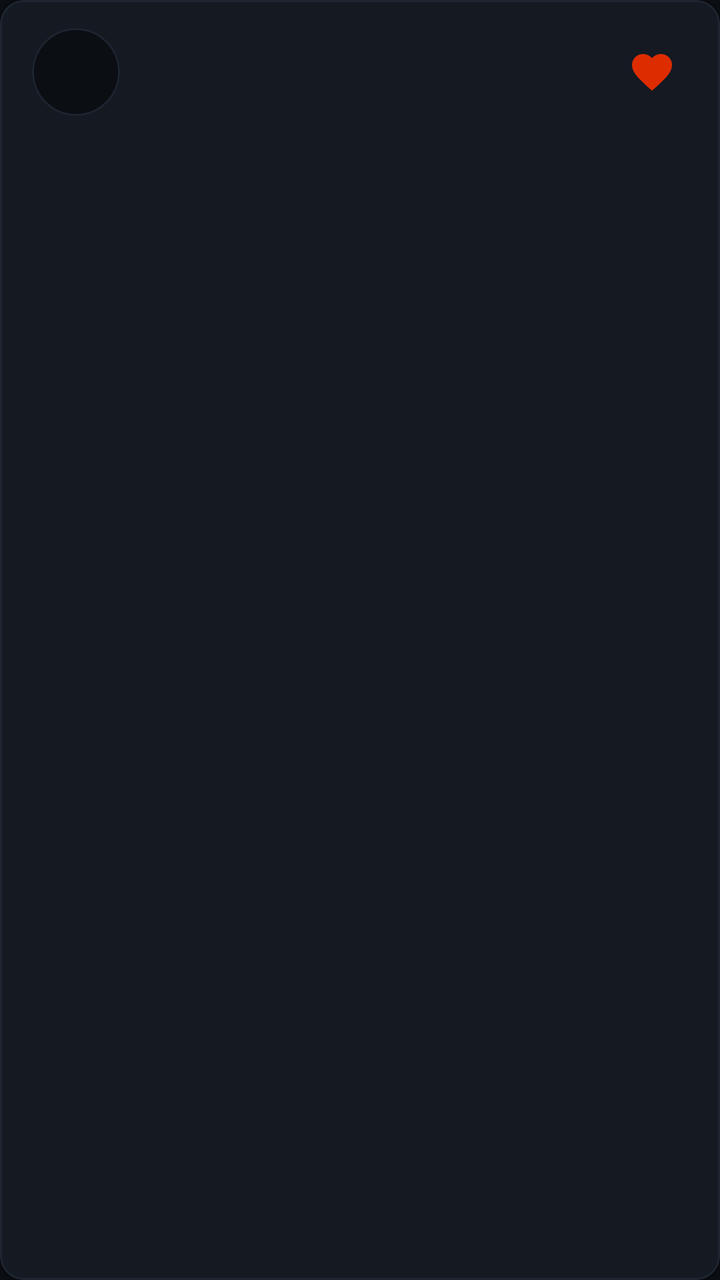
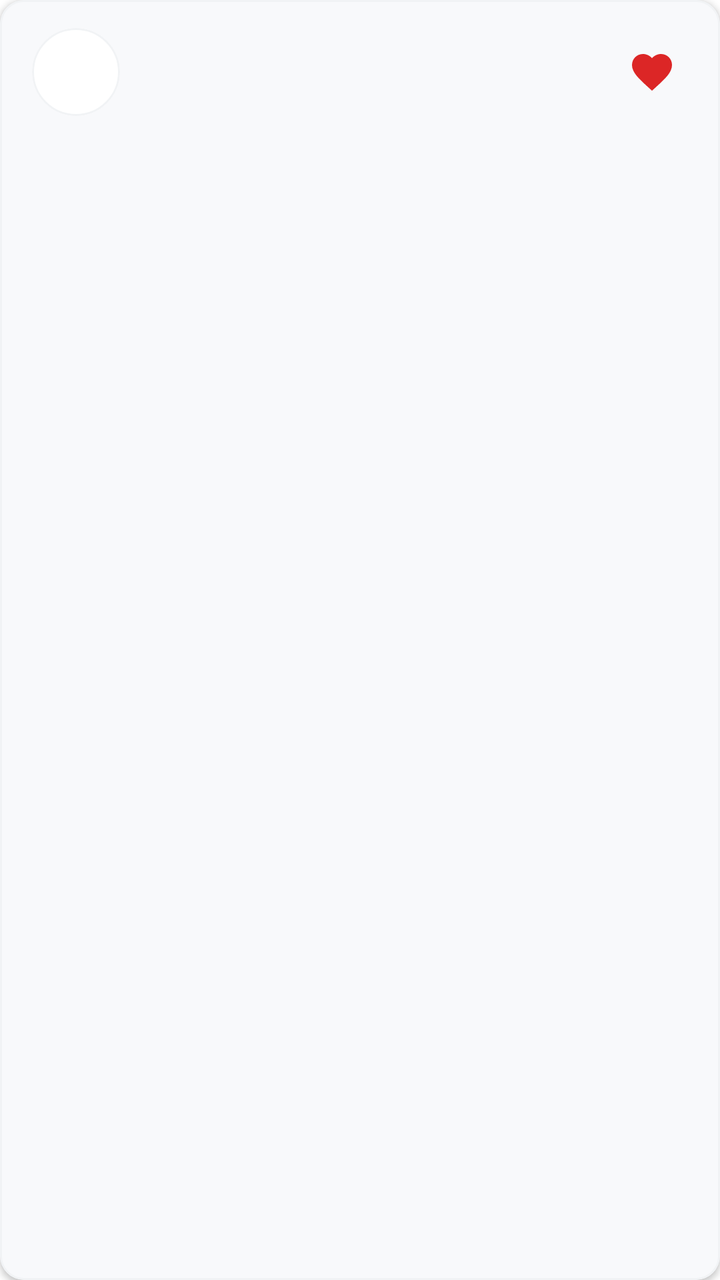

An Android layout rendered at two revisions. The XML below is the earlier revision; the diff shows what the commit changed to produce the second picture.
<!-- AndroidManifest.xml: application theme Theme.MyApplication -->
<!-- res/layout/item_favorite_list.xml -->
<?xml version="1.0" encoding="utf-8"?>
<com.google.android.material.card.MaterialCardView xmlns:android="http://schemas.android.com/apk/res/android"
    xmlns:app="http://schemas.android.com/apk/res-auto"
    android:layout_width="match_parent"
    android:layout_height="wrap_content"
    android:layout_marginBottom="8dp"
    app:cardBackgroundColor="@color/card_dark"
    app:cardCornerRadius="12dp"
    app:cardElevation="2dp"
    app:strokeColor="@color/divider_dark"
    app:strokeWidth="1dp">

    <LinearLayout
        android:layout_width="match_parent"
        android:layout_height="72dp"
        android:gravity="center_vertical"
        android:orientation="horizontal"
        android:paddingHorizontal="16dp">

        
        <com.google.android.material.card.MaterialCardView
            android:layout_width="44dp"
            android:layout_height="44dp"
            app:cardCornerRadius="22dp"
            app:cardElevation="0dp"
            app:strokeColor="@color/divider_dark"
            app:strokeWidth="1dp"
            app:cardBackgroundColor="@color/bg_dark">

            <ImageView
                android:id="@+id/ivRowLogo"
                android:layout_width="28dp"
                android:layout_height="28dp"
                android:layout_gravity="center"
                android:scaleType="fitCenter" />

        </com.google.android.material.card.MaterialCardView>

        
        <LinearLayout
            android:layout_width="0dp"
            android:layout_height="wrap_content"
            android:layout_marginStart="16dp"
            android:layout_weight="1"
            android:orientation="vertical">

            <TextView
                android:id="@+id/tvRowTitle"
                android:layout_width="wrap_content"
                android:layout_height="wrap_content"
                android:textColor="@color/text_white"
                android:textSize="15sp"
                android:textStyle="bold" />

            <TextView
                android:id="@+id/tvRowSubtitle"
                android:layout_width="wrap_content"
                android:layout_height="wrap_content"
                android:layout_marginTop="2dp"
                android:textColor="@color/text_muted"
                android:textSize="12sp" />

        </LinearLayout>

        
        <ImageView
            android:id="@+id/btnRowUnfavorite"
            android:layout_width="36dp"
            android:layout_height="36dp"
            android:background="?attr/selectableItemBackgroundBorderless"
            android:contentDescription="Remove from favorites"
            android:padding="6dp"
            android:src="@drawable/ic_favorite"
            app:tint="@color/card_red" />

    </LinearLayout>

</com.google.android.material.card.MaterialCardView>
<!-- resources referenced by this layout -->
<resources>
  <color name="bg_dark">#0B0E13</color>
  <color name="card_dark">#141922</color>
  <color name="card_red">#DD2C00</color>
  <color name="divider_dark">#1E2530</color>
  <color name="text_muted">#9AA4B2</color>
  <color name="text_white">#FFFFFF</color>
  <!-- drawable ic_favorite (drawable) -->
  <vector xmlns:android="http://schemas.android.com/apk/res/android"
      android:width="24dp"
      android:height="24dp"
      android:viewportWidth="24"
      android:viewportHeight="24">
    <path
        android:fillColor="#FF00C853"
        android:pathData="M12,21.35l-1.45,-1.32C5.4,15.36 2,12.28 2,8.5 2,5.42 4.42,3 7.5,3c1.74,0 3.41,0.81 4.5,2.09C13.09,3.81 14.76,3 16.5,3 19.58,3 22,5.42 22,8.5c0,3.78 -3.4,6.86 -8.55,11.54L12,21.35z"/>
  </vector>
  <style name="Theme.MyApplication" parent="Theme.MaterialComponents.NoActionBar">
          
          <item name="colorPrimary">@color/accent_green</item>
          <item name="colorPrimaryVariant">@color/bg_dark</item>
          <item name="colorOnPrimary">@color/white</item>
          
          <item name="colorSecondary">@color/accent_green_secondary</item>
          <item name="colorSecondaryVariant">@color/accent_green</item>
          <item name="colorOnSecondary">@color/black</item>
          
          <item name="android:statusBarColor">@color/bg_dark</item>
          <item name="android:windowBackground">@color/bg_dark</item>
          <item name="android:navigationBarColor">@color/bg_dark</item>
          
          <item name="android:textColor">@color/text_white</item>
          <item name="android:textColorSecondary">@color/text_muted</item>
      </style>
  <color name="accent_green">#00C853</color>
  <color name="white">#FFFFFFFF</color>
  <color name="accent_green_secondary">#00E676</color>
  <color name="black">#FF000000</color>
</resources>

<!-- the commit's change to res/layout/item_favorite_list.xml (unified diff, before → after) -->
@@ -25,7 +25,7 @@
             app:cardElevation="0dp"
             app:strokeColor="@color/divider_dark"
             app:strokeWidth="1dp"
-            app:cardBackgroundColor="@color/bg_dark">
+            app:cardBackgroundColor="@color/bg_light">
 
             <ImageView
                 android:id="@+id/ivRowLogo"
<!-- resource entries referenced after the edit -->
@@ -1,11 +1,11 @@
 <!-- resources referenced by this layout -->
 <resources>
-  <color name="bg_dark">#0B0E13</color>
-  <color name="card_dark">#141922</color>
-  <color name="card_red">#DD2C00</color>
-  <color name="divider_dark">#1E2530</color>
-  <color name="text_muted">#9AA4B2</color>
-  <color name="text_white">#FFFFFF</color>
+  <color name="bg_light">@color/background</color>
+  <color name="card_dark">@color/surface</color>
+  <color name="card_red">@color/colorError</color>
+  <color name="divider_dark">@color/divider</color>
+  <color name="text_muted">@color/textSecondary</color>
+  <color name="text_white">@color/textPrimary</color>
   <!-- drawable ic_favorite (drawable) -->
   <vector xmlns:android="http://schemas.android.com/apk/res/android"
       android:width="24dp"
@@ -16,26 +16,40 @@
         android:fillColor="#FF00C853"
         android:pathData="M12,21.35l-1.45,-1.32C5.4,15.36 2,12.28 2,8.5 2,5.42 4.42,3 7.5,3c1.74,0 3.41,0.81 4.5,2.09C13.09,3.81 14.76,3 16.5,3 19.58,3 22,5.42 22,8.5c0,3.78 -3.4,6.86 -8.55,11.54L12,21.35z"/>
   </vector>
-  <style name="Theme.MyApplication" parent="Theme.MaterialComponents.NoActionBar">
+  <style name="Theme.MyApplication" parent="Theme.MaterialComponents.Light.NoActionBar">
           
           <item name="colorPrimary">@color/accent_green</item>
-          <item name="colorPrimaryVariant">@color/bg_dark</item>
+          <item name="colorPrimaryVariant">@color/white</item>
           <item name="colorOnPrimary">@color/white</item>
+          
           
           <item name="colorSecondary">@color/accent_green_secondary</item>
           <item name="colorSecondaryVariant">@color/accent_green</item>
-          <item name="colorOnSecondary">@color/black</item>
+          <item name="colorOnSecondary">@color/white</item>
           
-          <item name="android:statusBarColor">@color/bg_dark</item>
-          <item name="android:windowBackground">@color/bg_dark</item>
-          <item name="android:navigationBarColor">@color/bg_dark</item>
+          
+          <item name="android:statusBarColor">@color/white</item>
+          <item name="android:windowBackground">@color/white</item>
+          <item name="android:navigationBarColor">@color/white</item>
+          
+          
+          <item name="android:windowLightStatusBar">true</item>
+          <item name="android:windowLightNavigationBar" tools:targetApi="o_mr1">true</item>
+          
           
           <item name="android:textColor">@color/text_white</item>
           <item name="android:textColorSecondary">@color/text_muted</item>
       </style>
-  <color name="accent_green">#00C853</color>
+  <color name="background">#FFFFFF</color>
+  <color name="surface">#F8F9FB</color>
+  <color name="colorError">#DC2626</color>
+  <color name="divider">#F1F3F5</color>
+  <color name="textSecondary">#666666</color>
+  <color name="textPrimary">#111111</color>
+  <color name="accent_green">@color/primaryBlue</color>
   <color name="white">#FFFFFFFF</color>
-  <color name="accent_green_secondary">#00E676</color>
-  <color name="black">#FF000000</color>
+  <color name="accent_green_secondary">@color/accentBlue</color>
+  <color name="primaryBlue">#2563EB</color>
+  <color name="accentBlue">#3B82F6</color>
 </resources>
 
